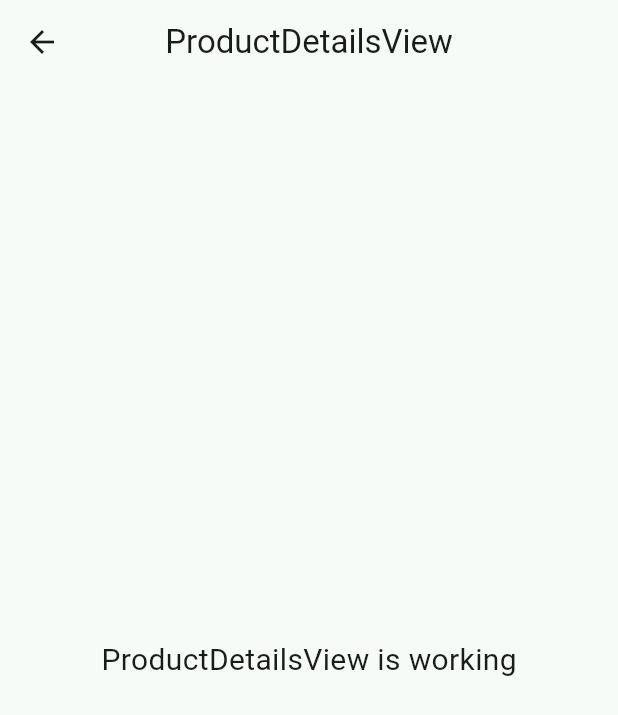
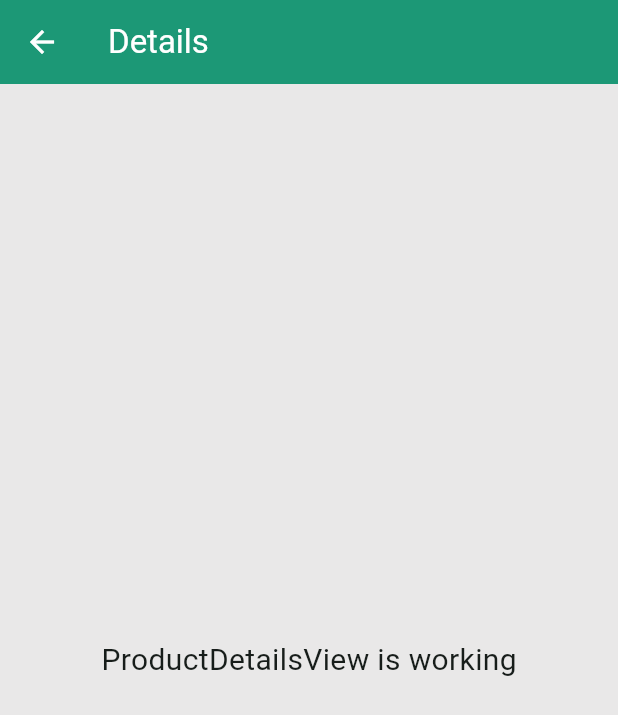
Before and after one commit to Milon3658/chicken_app, a Flutter app: the ProductDetailsView screen opened by its route, on a phone screen of 412 x 824 dp. Shown: the top 715 px of the screen. Run offline on Flutter 3.47's test engine with Material 3 defaults, Android fonts, the phone set to English and light mode, and no system bars; our stand-ins replace gap, get.

Commit message:
Enhance Product Details View with improved UI elements and navigation

```diff
--- a/lib/app/modules/Product_Details/views/product_details_view.dart
+++ b/lib/app/modules/Product_Details/views/product_details_view.dart
@@ -1,3 +1,4 @@
+import 'package:chicken/app/data/AppColors.dart';
 import 'package:flutter/material.dart';
 
 import 'package:get/get.dart';
@@ -9,9 +10,22 @@ class ProductDetailsView extends GetView<ProductDetailsController> {
   @override
   Widget build(BuildContext context) {
     return Scaffold(
+      backgroundColor: Color(0xffE9E8E8),
       appBar: AppBar(
-        title: const Text('ProductDetailsView'),
-        centerTitle: true,
+        backgroundColor: primaryColor,
+        leading: IconButton(
+          icon: Icon(
+            Icons.arrow_back,
+            color: white,
+          ),
+          onPressed: () {
+            Get.back();
+          },
+        ),
+        title: Text(
+          'Details',
+          style: TextStyle(color: white),
+        ),
       ),
       body: const Center(
         child: Text(
```
